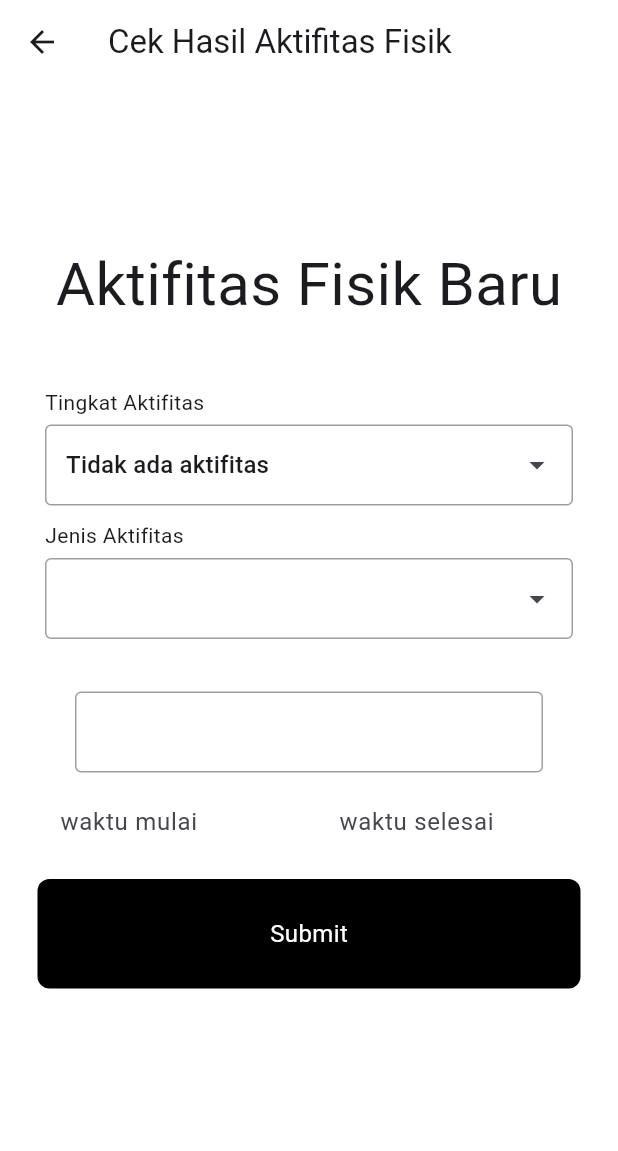
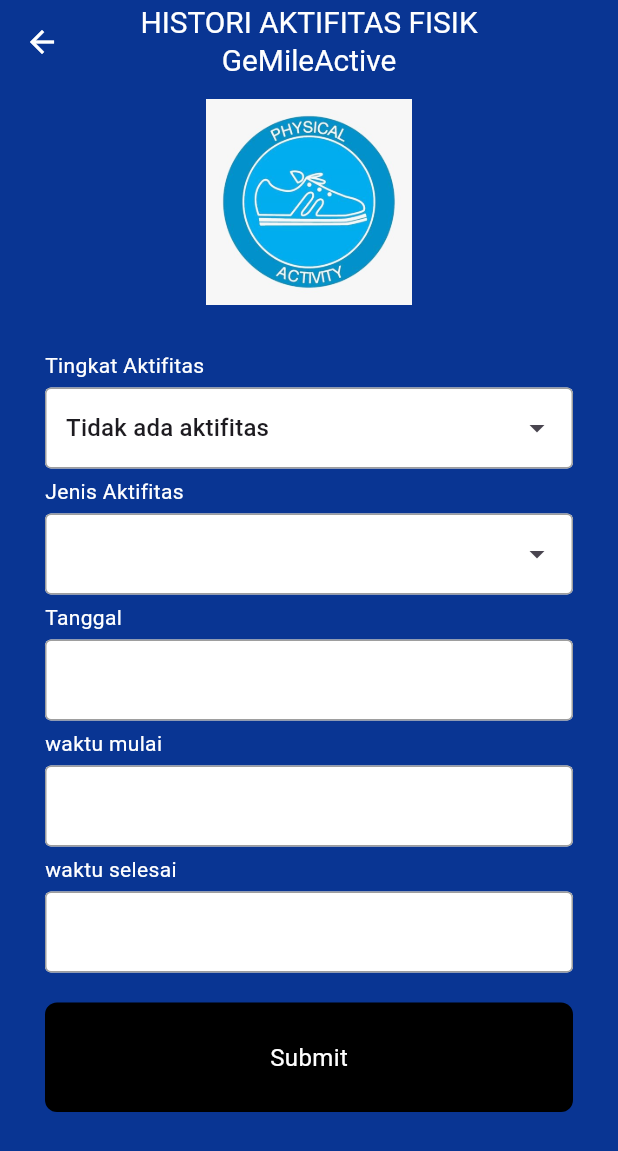
Before and after one commit to ilmamhf/monitoring_app, a Flutter app: the AktifitasFisikPage screen opened directly, after a tap on the "add" icon, on a phone screen of 412 x 824 dp. Shown: the top 1151 px of the screen. Run offline on Flutter 3.47's test engine with Material 3 defaults, Android fonts, the phone set to English and light mode, and no system bars; drawn by our look-alikes of dropdown_search; our stand-ins replace cloud_firestore, firebase_auth, firebase_core, fl_chart, intl_phone_field, month_picker_dialog; accounts and stored records are empty.

Commit message:
ui v2 2nd commit: semua page depan diubah, kecuali page info: - ubah warna keseluruhan page (appbar, text, bg)

```diff
--- a/lib/components/month_picker.dart
+++ b/lib/components/month_picker.dart
@@ -6,14 +6,17 @@ class MonthPicker extends StatefulWidget {
   final String text;
   final monthController;
   DateTime selectedMonth;
-  final ValueChanged<DateTime> onMonthChanged; // Penambahan argumen
+  final ValueChanged<DateTime> onMonthChanged;
+  final Color labelColor;
 
   MonthPicker({
     super.key,
     required this.text,
     required this.monthController,
     required this.selectedMonth,
-    required this.onMonthChanged});
+    required this.onMonthChanged,
+    required this.labelColor,
+  });
 
   @override
   State<MonthPicker> createState() => _MonthPickerState();
@@ -25,26 +28,36 @@ class _MonthPickerState extends State<MonthPicker> {
   @override
   Widget build(BuildContext context) {
     return Padding(
-      padding: const EdgeInsets.all(8.0),
-      child: Center(
-        child: TextField(
+      padding: const EdgeInsets.symmetric(horizontal: 30.0),
+      child: Column(
+        crossAxisAlignment: CrossAxisAlignment.start,
+        children: [
+          Text(
+            widget.text,
+            textAlign: TextAlign.left,
+            style: TextStyle(color: widget.labelColor),
+          ),
+
+          SizedBox(height: 5,),
+
+          TextField(
             controller: widget.monthController,
             decoration: InputDecoration(
               isDense: true,
-            contentPadding: EdgeInsets.all(8),
-            hintText: widget.text,
-            hintStyle: TextStyle(color: Colors.grey[400]),
-            filled: false,
+              contentPadding: const EdgeInsets.symmetric(vertical: 15.0, horizontal: 10.0),
               enabledBorder: const OutlineInputBorder(
-              borderSide: BorderSide(color: Colors.grey)
+                borderSide: BorderSide(color: Colors.grey),
               ),
               focusedBorder: OutlineInputBorder(
-              borderSide: BorderSide(color: Colors.grey.shade400)
+                borderSide: BorderSide(color: Colors.grey.shade400),
               ),
+              fillColor: Colors.white,
+              filled: true,
             ),
             readOnly: true,
             onTap: () {_selectMonth(context: context);},
           ),
+        ],
       ),
     );
   }
--- a/lib/components/my_button.dart
+++ b/lib/components/my_button.dart
@@ -18,7 +18,7 @@ class MyButton extends StatelessWidget {
       onTap: onTap,
       child: Container(
         padding: EdgeInsets.all(size),
-        margin: const EdgeInsets.symmetric(horizontal: 25),
+        margin: const EdgeInsets.symmetric(horizontal: 30),
         decoration: BoxDecoration(
           color: Colors.black,
           borderRadius: BorderRadius.circular(8)
--- a/lib/components/my_dropdown.dart
+++ b/lib/components/my_dropdown.dart
@@ -6,13 +6,15 @@ class DropdownField extends StatefulWidget {
   final List<String> listString;
   String selectedItem;
   final Function(String?) onChange;
+  final Color labelColor;
 
   DropdownField({
     super.key,
     required this.hintText,
     required this.listString,
     required this.selectedItem,
-    required this.onChange
+    required this.onChange,
+    required this.labelColor,
   });
 
   @override
@@ -35,9 +37,14 @@ class _DropdownFieldState extends State<DropdownField> {
       child: Column(
         crossAxisAlignment: CrossAxisAlignment.start,
         children: [
-          Text(widget.hintText, textAlign: TextAlign.left,),
+          Text(
+            widget.hintText,
+            textAlign: TextAlign.left,
+            style: TextStyle(color: widget.labelColor),
+          ),
 
           SizedBox(height: 5,),
+
           DropdownSearch<String>(
             items: widget.listString,
             dropdownDecoratorProps: DropDownDecoratorProps(
--- a/lib/components/time_picker.dart
+++ b/lib/components/time_picker.dart
@@ -4,11 +4,14 @@ import 'package:intl/intl.dart';
 class TimePicker extends StatefulWidget {
   final String text;
   final TimeController;
+  final Color labelColor;
 
   const TimePicker({
     super.key,
     required this.text,
-    required this.TimeController});
+    required this.TimeController,
+    required this.labelColor,
+  });
 
   @override
   State<TimePicker> createState() => _TimePickerState();
@@ -22,26 +25,36 @@ class _TimePickerState extends State<TimePicker> {
   @override
   Widget build(BuildContext context) {
     return Padding(
-      padding: const EdgeInsets.all(8.0),
-      child: Center(
-        child: TextField(
+      padding: const EdgeInsets.symmetric(horizontal: 30.0),
+      child: Column(
+        crossAxisAlignment: CrossAxisAlignment.start,
+        children: [
+          Text(
+            widget.text,
+            textAlign: TextAlign.left,
+            style: TextStyle(color: widget.labelColor),
+          ),
+
+          SizedBox(height: 5,),
+          TextField(
             controller: this.widget.TimeController,
             decoration: InputDecoration(
               isDense: true,
-            contentPadding: EdgeInsets.all(8),
-            hintText: this.widget.text,
-            filled: true,
-            enabledBorder: OutlineInputBorder(
-              borderSide: BorderSide.none
+              contentPadding: const EdgeInsets.symmetric(vertical: 15.0, horizontal: 10.0),
+              // hintText: this.widget.text,
+              enabledBorder: const OutlineInputBorder(
+                borderSide: BorderSide(color: Colors.grey),
               ),
               focusedBorder: OutlineInputBorder(
-              borderSide: BorderSide(color: Colors.black)
+                borderSide: BorderSide(color: Colors.grey.shade400),
               ),
               fillColor: Colors.white,
+              filled: true,
             ),
             readOnly: true,
             onTap: () {_selectTime();},
           ),
+        ],
       ),
     );
   }
--- a/lib/pages/aktifitas_page.dart
+++ b/lib/pages/aktifitas_page.dart
@@ -119,13 +119,28 @@ class _AktifitasFisikPageState extends State<AktifitasFisikPage> {
     Size size = MediaQuery.of(context).size;
 
     return Scaffold(
+      backgroundColor: Color.fromARGB(255, 9, 53, 147),
       appBar: AppBar(
-        title: const Text('Aktifitas Fisik'),
+        // backgroundColor: Color.fromARGB(255, 52, 79, 255),
+        backgroundColor: Color.fromARGB(255, 9, 53, 147),
+        title: Text(
+          'HISTORI AKTIFITAS FISIK\nGeMileActive',
+          textAlign: TextAlign.center,
+          style: TextStyle(
+            fontSize: (size.height/12) / 3 - 3,
+            color: Colors.white
+          ),
+        ),
+        centerTitle: true,
+        iconTheme: IconThemeData(
+          color: Colors.white,
+        ),
       ),
       body: Column(
         children: [
           MonthPicker(
             text: 'Bulan dan Tahun',
+            labelColor: Colors.white,
             monthController: monthController,
             selectedMonth: selectedMonth,
             onMonthChanged: (newMonth) { // Fungsi callback untuk memperbarui selectedMonth
--- a/lib/pages/form_aktifitas_page.dart
+++ b/lib/pages/form_aktifitas_page.dart
@@ -71,29 +71,45 @@ class _FormAktifitasPageState extends State<FormAktifitasPage> {
 
   @override
   Widget build(BuildContext context) {
+
+    Size size = MediaQuery.of(context).size;
+
     return Scaffold(
       resizeToAvoidBottomInset: false,
-      backgroundColor: Colors.white,
+      backgroundColor: Color.fromARGB(255, 9, 53, 147),
       appBar: AppBar(
-        backgroundColor: Colors.white,
-        title: const Text('Cek Hasil Aktifitas Fisik'),
+        // backgroundColor: Color.fromARGB(255, 52, 79, 255),
+        backgroundColor: Color.fromARGB(255, 9, 53, 147),
+        title: Text(
+          'HISTORI AKTIFITAS FISIK\nGeMileActive',
+          textAlign: TextAlign.center,
+          style: TextStyle(
+            fontSize: (size.height/12) / 3 - 3,
+            color: Colors.white
           ),
-      body: SafeArea(
+        ),
+        centerTitle: true,
+        iconTheme: IconThemeData(
+          color: Colors.white,
+        ),
+      ),
+      body: SingleChildScrollView(
         child: Center(
           child: Padding(
             padding: const EdgeInsets.only(bottom: 60.0),
             child: Column(
               mainAxisAlignment: MainAxisAlignment.center,
               children: [
-                // judul
-                const Padding(
-                  padding: EdgeInsets.only(bottom: 20.0),
-                  child: Text(
-                    "Aktifitas Fisik Baru",
-                    style: TextStyle(
-                      fontSize: 40,
+                // logo
+                Padding(
+                  padding: EdgeInsets.symmetric(vertical: 10.0),
+                  child: Container(
+                    width: size.width/3,
+                    height: size.width/3,
+                    child: Image(
+                      image: AssetImage('images/cek aktifitas fisik.jpeg'),
                     ),
-                  ),
+                  )
                 ),
 
                 const SizedBox(height: 20),
@@ -101,6 +117,7 @@ class _FormAktifitasPageState extends State<FormAktifitasPage> {
                 // tingkat aktifitas
                 DropdownField(
                   hintText: 'Tingkat Aktifitas',
+                  labelColor: Colors.white,
                   listString: [
                     'Tidak ada aktifitas',
                     'Aktifitas sedang',
@@ -115,10 +132,11 @@ class _FormAktifitasPageState extends State<FormAktifitasPage> {
                   },
                 ),
 
-                const SizedBox(height: 10),
+                const SizedBox(height: 5),
 
                 // jenis aktifitas
                 DropdownField(
+                  labelColor: Colors.white,
                   hintText: 'Jenis Aktifitas',
                   listString: tingkatAktifitasController == 'Aktifitas sedang'
                       ? listAktifitasSedang
@@ -133,40 +151,34 @@ class _FormAktifitasPageState extends State<FormAktifitasPage> {
                   },
                 ),
 
-                const SizedBox(height: 10),
+                const SizedBox(height: 5),
 
                 // tanggal
-                Padding(
-                  padding: const EdgeInsets.symmetric(horizontal: 20.0),
-                  child: DatePicker(
+                DatePicker(
                   text: 'Tanggal',
                   dateController: dateController,
                   labelColor: Colors.white,
-                  ),
                 ),
 
                 const SizedBox(height: 5),
 
                 // waktu mulai dan selesai
-                Padding(
-                  padding: const EdgeInsets.symmetric(horizontal: 20.0),
-                  child: Row(
-                    mainAxisAlignment: MainAxisAlignment.spaceAround,
-                    children: [
-                      Expanded(
-                        child: TimePicker(
+                TimePicker(
                   text: 'waktu mulai',
-                            TimeController: timeAwalController),
+                  TimeController: timeAwalController,
+                  labelColor: Colors.white,
                 ),
-                      Expanded(
-                        child: TimePicker(
+
+                const SizedBox(height: 5),
+
+                TimePicker(
                   text: 'waktu selesai',
-                            TimeController: timeAkhirController),
-                      )
-                    ],
+                  TimeController: timeAkhirController,
+                  labelColor: Colors.white,
                 ),
-                ),
-                const SizedBox(height: 10),
+
+                const SizedBox(height: 20),
+
                 MyButton(
                   text: "Submit",
                   onTap: () {
--- a/lib/pages/register_page.dart
+++ b/lib/pages/register_page.dart
@@ -188,7 +188,7 @@ class _RegisterPageState extends State<RegisterPage> {
                         DatePicker(
                           dateController: tglLahirController,
                           text: 'Tanggal Lahir',
-                          labelColor: Colors.white,
+                          labelColor: Colors.black,
                           ),
 
                         const SizedBox(height: 10),
@@ -196,6 +196,7 @@ class _RegisterPageState extends State<RegisterPage> {
                         // jenis kelamin
                         DropdownField(
                           hintText: 'Jenis Kelamin',
+                          labelColor: Colors.black,
                           listString: const [
                             'Pria',
                             'Wanita',
```
Also changed, not shown: lib/components/text_display.dart (+19 -17 lines), lib/pages/form_update_profil.dart (+29 -13 lines), lib/pages/profile_page.dart (+23 -2 lines), lib/pages/status_list_page.dart (+17 -2 lines). Lines whose indentation alone changed are shown as unchanged.
